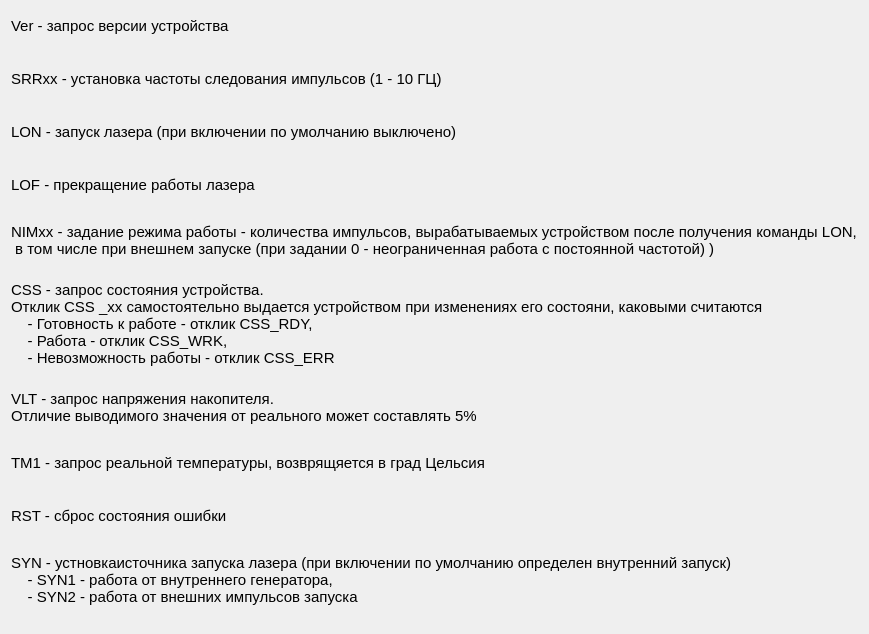
This is infowindow.ui in eugenezador/OCounter as Qt 5 draws it before an edit. The edited form follows.
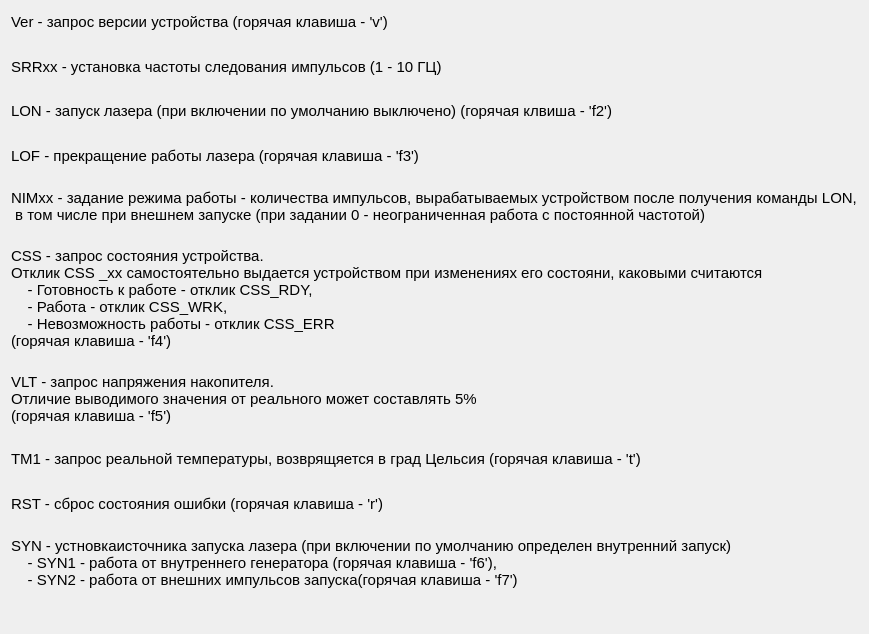
This is the edited form.

Diff of the .ui file:
```diff
--- a/infowindow.ui
+++ b/infowindow.ui
@@ -30,7 +30,7 @@
      <item>
       <widget class="QLabel" name="label">
        <property name="text">
-        <string>Ver - запрос версии устройства
+        <string>Ver - запрос версии устройства (горячая клавиша - 'v')
 </string>
        </property>
       </widget>
@@ -46,7 +46,7 @@
      <item>
       <widget class="QLabel" name="label_3">
        <property name="text">
-        <string>LON - запуск лазера (при включении по умолчанию выключено)
+        <string>LON - запуск лазера (при включении по умолчанию выключено) (горячая клвиша - 'f2')
 </string>
        </property>
       </widget>
@@ -54,7 +54,7 @@
      <item>
       <widget class="QLabel" name="label_4">
        <property name="text">
-        <string>LOF - прекращение работы лазера
+        <string>LOF - прекращение работы лазера (горячая клавиша - 'f3')
 </string>
        </property>
       </widget>
@@ -63,7 +63,7 @@
       <widget class="QLabel" name="label_5">
        <property name="text">
         <string>NIMxx - задание режима работы - количества импульсов, вырабатываемых устройством после получения команды LON,
- в том числе при внешнем запуске (при задании 0 - неограниченная работа с постоянной частотой) )
+ в том числе при внешнем запуске (при задании 0 - неограниченная работа с постоянной частотой) 
 </string>
        </property>
       </widget>
@@ -76,6 +76,7 @@
     - Готовность к работе - отклик CSS_RDY,
     - Работа - отклик CSS_WRK,
     - Невозможность работы - отклик CSS_ERR
+(горячая клавиша - 'f4')
 </string>
        </property>
       </widget>
@@ -85,6 +86,7 @@
        <property name="text">
         <string>VLT - запрос напряжения накопителя.
 Отличие выводимого значения от реального может составлять 5%
+(горячая клавиша - 'f5')
 </string>
        </property>
       </widget>
@@ -92,7 +94,7 @@
      <item>
       <widget class="QLabel" name="label_8">
        <property name="text">
-        <string>TM1 - запрос реальной температуры, возврящяется в град Цельсия
+        <string>TM1 - запрос реальной температуры, возврящяется в град Цельсия (горячая клавиша - 't')
 </string>
        </property>
       </widget>
@@ -100,7 +102,7 @@
      <item>
       <widget class="QLabel" name="label_9">
        <property name="text">
-        <string>RST - сброс состояния ошибки
+        <string>RST - сброс состояния ошибки (горячая клавиша - 'r')
 </string>
        </property>
       </widget>
@@ -109,8 +111,9 @@
       <widget class="QLabel" name="label_10">
        <property name="text">
         <string>SYN - устновкаисточника запуска лазера (при включении по умолчанию определен внутренний запуск)
-    - SYN1 - работа от внутреннего генератора,
-    - SYN2 - работа от внешних импульсов запуска
+    - SYN1 - работа от внутреннего генератора (горячая клавиша - 'f6'),
+    - SYN2 - работа от внешних импульсов запуска(горячая клавиша - 'f7')
+
 </string>
        </property>
       </widget>
```
